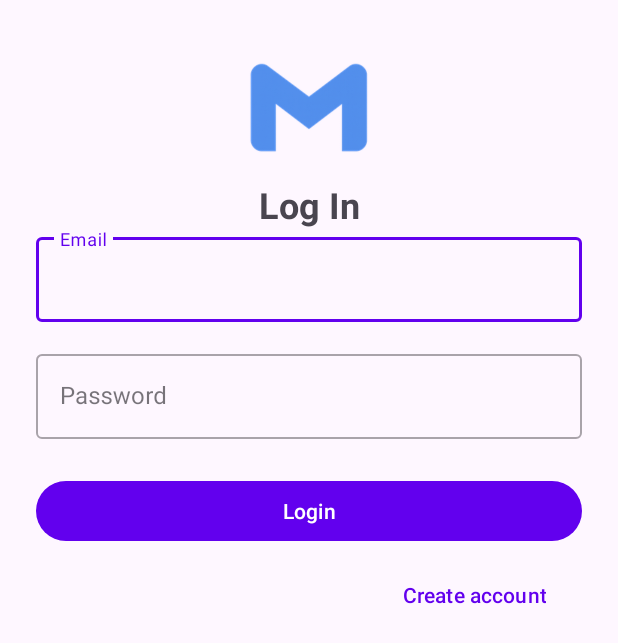
After one commit to YuvalAnteby/Gmail-AdvancedSystemProgramming, an Android app: the fragment LoginFragment shown on its own in the app's theme, on a phone screen of 412 x 824 dp. The commit adds this screen. Shown: the top 643 px of the screen. Run offline under Robolectric (Android 15) with nearby library versions, the phone set to English and light mode, and no system bars.

Commit message:
GA-127 basic UI login fragment

```diff
--- a/android_app/app/src/main/AndroidManifest.xml
+++ b/android_app/app/src/main/AndroidManifest.xml
@@ -1,6 +1,7 @@
 <?xml version="1.0" encoding="utf-8"?>
 <manifest xmlns:android="http://schemas.android.com/apk/res/android"
     xmlns:tools="http://schemas.android.com/tools">
+    <uses-permission android:name="android.permission.INTERNET" />
 
     <application
         android:allowBackup="true"
@@ -14,10 +15,10 @@
         tools:targetApi="31">
         <!-- TODO make MainActivity the launcher activity -->
         <activity
-            android:name=".activity.MainActivity"
+            android:name=".ui.AuthActivity"
             android:exported="false" />
         <activity
-            android:name=".activity.InboxActivity"
+            android:name=".ui.InboxActivity"
             android:exported="true"
             android:theme="@style/Theme.MyApplication">
             <intent-filter>
--- a/android_app/app/src/main/java/com/asp/android_app/activity/InboxActivity.java
+++ b/android_app/app/src/main/java/com/asp/android_app/ui/InboxActivity.java
@@ -1,4 +1,4 @@
-package com.asp.android_app.activity;
+package com.asp.android_app.ui;
 
 import android.os.Bundle;
 
--- /dev/null
+++ b/android_app/app/src/main/java/com/asp/android_app/ui/auth_activity/LoginFragment.java
@@ -0,0 +1,92 @@
+package com.asp.android_app.ui.auth_activity;
+
+import android.content.Intent;
+import android.os.Bundle;
+import android.util.Log;
+import android.view.LayoutInflater;
+import android.view.View;
+import android.view.ViewGroup;
+import android.widget.Button;
+import android.widget.EditText;
+import android.widget.Toast;
+
+import androidx.fragment.app.Fragment;
+import androidx.lifecycle.MutableLiveData;
+
+import com.asp.android_app.R;
+import com.asp.android_app.model.request.LoginRequest;
+import com.asp.android_app.model.response.AuthResponse;
+import com.asp.android_app.repository.UserRepository;
+import com.asp.android_app.ui.InboxActivity;
+import com.asp.android_app.utils.Result;
+
+public class LoginFragment extends Fragment {
+
+    public LoginFragment() {
+    }
+
+
+    @Override
+    public View onCreateView(LayoutInflater inflater, ViewGroup container,
+                             Bundle savedInstanceState) {
+        View view = inflater.inflate(R.layout.login_fragment, container, false);
+
+        // Initialize views
+        Toast.makeText(inflater.getContext(), "LOGIN", Toast.LENGTH_SHORT).show();
+        Button btnSwitch = view.findViewById(R.id.btnSignup);
+        Button btnLogin = view.findViewById(R.id.btnLogin);
+        EditText etAddress = view.findViewById(R.id.etAddress);
+        EditText etPassword = view.findViewById(R.id.etPassword);
+
+        // Initialize the repository class
+        UserRepository userRepository = new UserRepository(requireContext());
+
+        // Handle signup button clicks - change to the signup fragment
+        btnSwitch.setOnClickListener(v -> {
+            requireActivity().getSupportFragmentManager()
+                    .beginTransaction()
+                    .replace(R.id.fragment_container, new SignupFragment())
+                    .addToBackStack(null)
+                    .commit();
+        });
+
+        // Handle login button clicks - navigate to the inbox activity
+        btnLogin.setOnClickListener(view1 -> {
+            onLoginCLick(etAddress, etPassword, userRepository);
+        });
+
+        return view;
+    }
+
+    private void onLoginCLick(EditText etAddress, EditText etPassword, UserRepository repo) {
+        String address = etAddress.getText().toString().trim();
+        String password = etPassword.getText().toString().trim();
+
+        /// TODO replace with more modern UI change
+        if (address.isEmpty() || password.isEmpty()) {
+            Toast.makeText(getContext(), "Please fill in all fields", Toast.LENGTH_SHORT).show();
+            return;
+        }
+
+        LoginRequest request = new LoginRequest(address, password);
+        MutableLiveData<Result<AuthResponse>> resultLiveData = new MutableLiveData<>();
+
+        resultLiveData.observe(getViewLifecycleOwner(), result -> {
+            if (result instanceof Result.Loading) {
+                /// TODO show loading
+                Toast.makeText(getContext(), "LOADING", Toast.LENGTH_SHORT).show();
+            } else if (result instanceof Result.Success) {
+                AuthResponse auth = ((Result.Success<AuthResponse>) result).getData();
+                Toast.makeText(getContext(), "Welcome " + auth.getUser().getFullName(), Toast.LENGTH_SHORT).show();
+                startActivity(new Intent(getContext(), InboxActivity.class));
+                requireActivity().finish();
+            } else if (result instanceof Result.Error) {
+                Log.i("login:", ((Result.Error<?>) result).getMessage());
+                Toast.makeText(getContext(), "Login failed: " + ((Result.Error<?>) result).getMessage(), Toast.LENGTH_LONG).show();
+            }
+        });
+
+        repo.login(request, resultLiveData);
+    }
+
+}
--- a/android_app/app/src/main/res/layout/activity_inbox.xml
+++ b/android_app/app/src/main/res/layout/activity_inbox.xml
@@ -5,6 +5,6 @@
     android:id="@+id/main"
     android:layout_width="match_parent"
     android:layout_height="match_parent"
-    tools:context=".activity.InboxActivity">
+    tools:context=".ui.InboxActivity">
 
 </androidx.drawerlayout.widget.DrawerLayout>
--- /dev/null
+++ b/android_app/app/src/main/res/layout/login_fragment.xml
@@ -0,0 +1,98 @@
+<?xml version="1.0" encoding="utf-8"?>
+<ScrollView xmlns:android="http://schemas.android.com/apk/res/android"
+    xmlns:app="http://schemas.android.com/apk/res-auto"
+    android:id="@+id/scrollView"
+    android:layout_width="match_parent"
+    android:layout_height="match_parent"
+    android:fillViewport="true">
+
+    <androidx.constraintlayout.widget.ConstraintLayout
+        android:id="@+id/rootLayout"
+        android:layout_width="match_parent"
+        android:layout_height="wrap_content"
+        android:padding="24dp">
+
+        <ImageView
+            android:id="@+id/logoImage"
+            android:layout_width="96dp"
+            android:layout_height="96dp"
+            android:layout_marginBottom="16dp"
+            android:contentDescription="logo"
+            android:src="@drawable/logo192"
+            app:layout_constraintTop_toTopOf="parent"
+            app:layout_constraintStart_toStartOf="parent"
+            app:layout_constraintEnd_toEndOf="parent" />
+
+        <com.google.android.material.textview.MaterialTextView
+            android:id="@+id/titleText"
+            android:layout_width="wrap_content"
+            android:layout_height="wrap_content"
+            android:text="Log In"
+            android:textSize="24sp"
+            android:textStyle="bold"
+            app:layout_constraintTop_toBottomOf="@id/logoImage"
+            app:layout_constraintStart_toStartOf="parent"
+            app:layout_constraintEnd_toEndOf="parent"
+            android:layout_marginBottom="16dp" />
+
+        <com.google.android.material.textfield.TextInputLayout
+            android:id="@+id/emailLayout"
+            style="@style/Widget.MaterialComponents.TextInputLayout.OutlinedBox"
+            android:layout_width="0dp"
+            android:layout_height="wrap_content"
+            android:hint="Email"
+            app:boxBackgroundMode="outline"
+            app:layout_constraintTop_toBottomOf="@id/titleText"
+            app:layout_constraintStart_toStartOf="parent"
+            app:layout_constraintEnd_toEndOf="parent">
+
+            <com.google.android.material.textfield.TextInputEditText
+                android:id="@+id/etAddress"
+                android:layout_width="match_parent"
+                android:layout_height="wrap_content"
+                android:inputType="textEmailAddress" />
+        </com.google.android.material.textfield.TextInputLayout>
+
+        <com.google.android.material.textfield.TextInputLayout
+            android:id="@+id/passwordLayout"
+            style="@style/Widget.MaterialComponents.TextInputLayout.OutlinedBox"
+            android:layout_width="0dp"
+            android:layout_height="wrap_content"
+            android:hint="Password"
+            app:boxBackgroundMode="outline"
+            app:layout_constraintTop_toBottomOf="@id/emailLayout"
+            app:layout_constraintStart_toStartOf="parent"
+            app:layout_constraintEnd_toEndOf="parent"
+            android:layout_marginTop="16dp">
+
+            <com.google.android.material.textfield.TextInputEditText
+                android:id="@+id/etPassword"
+                android:layout_width="match_parent"
+                android:layout_height="wrap_content"
+                android:inputType="textPassword" />
+        </com.google.android.material.textfield.TextInputLayout>
+
+        <com.google.android.material.button.MaterialButton
+            android:id="@+id/btnLogin"
+            android:layout_width="0dp"
+            android:layout_height="wrap_content"
+            android:text="Login"
+            app:layout_constraintTop_toBottomOf="@id/passwordLayout"
+            app:layout_constraintStart_toStartOf="parent"
+            app:layout_constraintEnd_toEndOf="parent"
+            android:layout_marginTop="24dp" />
+
+        <com.google.android.material.button.MaterialButton
+            android:id="@+id/btnSignup"
+            android:layout_width="wrap_content"
+            android:layout_height="wrap_content"
+            android:text="Create account"
+            android:textColor="?attr/colorPrimary"
+            android:backgroundTint="@android:color/transparent"
+            android:elevation="0dp"
+            app:layout_constraintTop_toBottomOf="@id/btnLogin"
+            app:layout_constraintEnd_toEndOf="parent"
+            android:layout_marginTop="8dp" />
+
+    </androidx.constraintlayout.widget.ConstraintLayout>
+</ScrollView>
--- a/android_app/app/src/main/res/values/themes.xml
+++ b/android_app/app/src/main/res/values/themes.xml
@@ -1,6 +1,6 @@
-<resources xmlns:tools="http://schemas.android.com/tools">
+<resources>
     <!-- Base application theme. -->
-    <style name="Theme.MyApplication" parent="Theme.MaterialComponents.DayNight.DarkActionBar">
+    <style name="Theme.MyApplication" parent="Theme.Material3.DayNight.NoActionBar">
         <!-- Primary brand color. -->
         <item name="colorPrimary">@color/purple_500</item>
         <item name="colorPrimaryVariant">@color/purple_700</item>
--- /dev/null
+++ b/android_app/app/src/main/res/xml/network_security_config.xml
@@ -0,0 +1,6 @@
+<?xml version="1.0" encoding="utf-8"?>
+<network-security-config>
+    <domain-config cleartextTrafficPermitted="true">
+        <domain includeSubdomains="true">10.0.2.2</domain>
+    </domain-config>
+</network-security-config>
```
Also changed, not shown: android_app/app/src/main/java/com/asp/android_app/activity/MainActivity.java (deleted, +0 -20 lines), android_app/app/src/main/java/com/asp/android_app/model/response/AuthResponse.java (+9 -3 lines), android_app/app/src/main/java/com/asp/android_app/ui/auth_activity/AuthActivity.java (added, +26 -0 lines), android_app/app/src/main/java/com/asp/android_app/ui/auth_activity/SignupFragment.java (added, +31 -0 lines), android_app/app/src/main/java/com/asp/android_app/utils/Result.java (+10 -2 lines), android_app/app/src/main/res/layout/activity_auth.xml (renamed from android_app/app/src/main/res/layout/activity_main.xml, +6 -3 lines), android_app/app/src/main/res/layout/signup_fragment.xml (added, +7 -0 lines), android_app/app/src/main/res/drawable/logo192.png (added).
